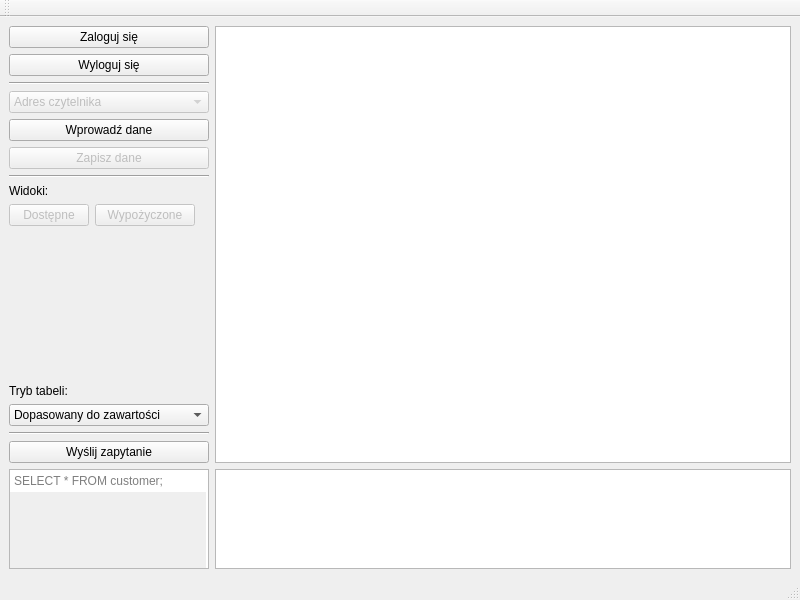
The window that mainwindow.ui (dawidwojdylak/Projekt_BD_1) describes before a commit, drawn with Qt 5.
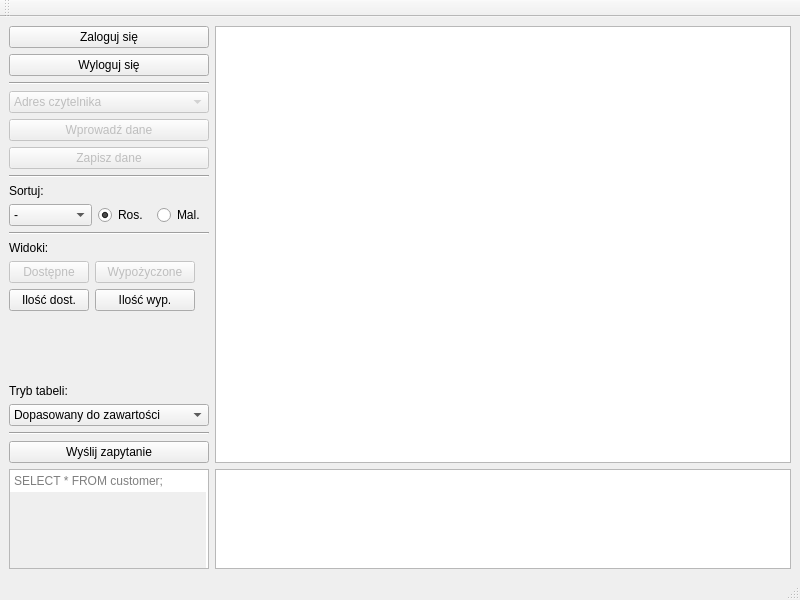
The same window after the commit.

Commit message: Add sorting (order by)

Diff of the .ui file:
```diff
--- a/mainwindow.ui
+++ b/mainwindow.ui
@@ -130,6 +130,9 @@
           </item>
           <item>
            <widget class="QPushButton" name="pushButton_input">
+            <property name="enabled">
+             <bool>false</bool>
+            </property>
             <property name="maximumSize">
              <size>
               <width>200</width>
@@ -170,6 +173,77 @@
             </property>
            </widget>
           </item>
+          <item>
+           <widget class="QLabel" name="label_3">
+            <property name="maximumSize">
+             <size>
+              <width>200</width>
+              <height>16777215</height>
+             </size>
+            </property>
+            <property name="text">
+             <string>Sortuj:</string>
+            </property>
+           </widget>
+          </item>
+          <item>
+           <layout class="QHBoxLayout" name="horizontalLayout_3">
+            <item>
+             <widget class="QComboBox" name="comboBox_sort">
+              <item>
+               <property name="text">
+                <string>-</string>
+               </property>
+              </item>
+              <item>
+               <property name="text">
+                <string>Imię</string>
+               </property>
+              </item>
+              <item>
+               <property name="text">
+                <string>Nazwisko</string>
+               </property>
+              </item>
+              <item>
+               <property name="text">
+                <string>Tytuł</string>
+               </property>
+              </item>
+             </widget>
+            </item>
+            <item>
+             <widget class="QRadioButton" name="radioButton_up">
+              <property name="text">
+               <string>Ros.</string>
+              </property>
+              <property name="checked">
+               <bool>true</bool>
+              </property>
+             </widget>
+            </item>
+            <item>
+             <widget class="QRadioButton" name="radioButton_down">
+              <property name="text">
+               <string>Mal.</string>
+              </property>
+             </widget>
+            </item>
+           </layout>
+          </item>
+          <item>
+           <widget class="Line" name="line_7">
+            <property name="maximumSize">
+             <size>
+              <width>200</width>
+              <height>16777215</height>
+             </size>
+            </property>
+            <property name="orientation">
+             <enum>Qt::Horizontal</enum>
+            </property>
+           </widget>
+          </item>
           <item>
            <widget class="QLabel" name="label_2">
             <property name="maximumSize">
@@ -185,22 +259,6 @@
           </item>
           <item>
            <layout class="QFormLayout" name="formLayout">
-            <item row="0" column="1">
-             <widget class="QPushButton" name="pushButton_unav">
-              <property name="enabled">
-               <bool>false</bool>
-              </property>
-              <property name="maximumSize">
-               <size>
-                <width>100</width>
-                <height>16777215</height>
-               </size>
-              </property>
-              <property name="text">
-               <string>Wypożyczone</string>
-              </property>
-             </widget>
-            </item>
             <item row="0" column="0">
              <widget class="QPushButton" name="pushButton_ava">
               <property name="enabled">
@@ -217,6 +275,48 @@
               </property>
              </widget>
             </item>
+            <item row="0" column="1">
+             <widget class="QPushButton" name="pushButton_unav">
+              <property name="enabled">
+               <bool>false</bool>
+              </property>
+              <property name="maximumSize">
+               <size>
+                <width>100</width>
+                <height>16777215</height>
+               </size>
+              </property>
+              <property name="text">
+               <string>Wypożyczone</string>
+              </property>
+             </widget>
+            </item>
+            <item row="1" column="0">
+             <widget class="QPushButton" name="pushButton_cAv">
+              <property name="maximumSize">
+               <size>
+                <width>100</width>
+                <height>16777215</height>
+               </size>
+              </property>
+              <property name="text">
+               <string>Ilość dost.</string>
+              </property>
+             </widget>
+            </item>
+            <item row="1" column="1">
+             <widget class="QPushButton" name="pushButton_cUnav">
+              <property name="maximumSize">
+               <size>
+                <width>100</width>
+                <height>16777215</height>
+               </size>
+              </property>
+              <property name="text">
+               <string>Ilość wyp.</string>
+              </property>
+             </widget>
+            </item>
            </layout>
           </item>
           <item>
```
The commit also changes 2 other files.
